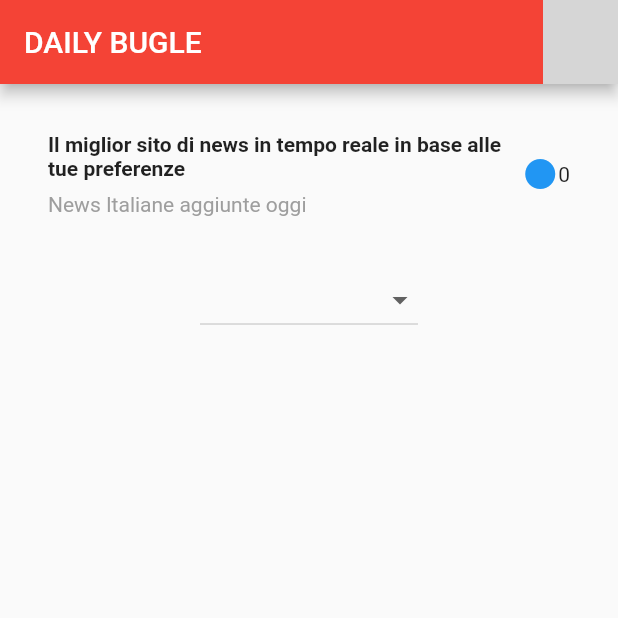
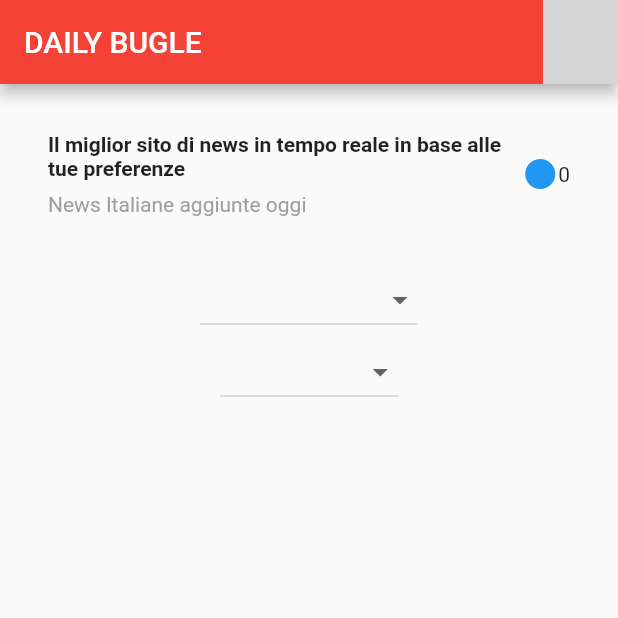
Before and after one commit to EugeniaFacchini/daily_bugle, a Flutter app: the screen it shows after launch, on a phone screen of 412 x 824 dp, the top half of it. Run offline on Flutter 3.47's test engine with Material 2 defaults, Android fonts, the light colour scheme and no system bars; grey boxes are pictures that could not be loaded.

Commit message:
dropdown pt 2

```diff
--- a/lib/widgets/home.dart
+++ b/lib/widgets/home.dart
@@ -1,6 +1,7 @@
 import 'package:flutter/material.dart';
 import 'package:daily_bugle/widgets/dropdown_regione.dart';
 import 'package:daily_bugle/widgets/dropdown_province.dart';
+import 'package:daily_bugle/widgets/dropdown_category.dart';
 
 class Home extends StatefulWidget {
   const Home({Key? key}) : super(key: key);
@@ -12,6 +13,7 @@
 class _HomeState extends State<Home> {
   String? _regione = null;
   String? _provincia = null;
+  String? _category=null;
   @override
   Widget build(BuildContext context) {
     Color color = Theme.of(context).primaryColor;
@@ -104,6 +106,16 @@
                   onChange: (str) {},
                 ),
         ),
+        Container(
+          child:
+          DropDownCategory(
+            onChange: (String? str) {
+                    setState(() {
+                      _category = str;
+                    });
+            }
+          )
+        )
       ]),
     );
   }
```
